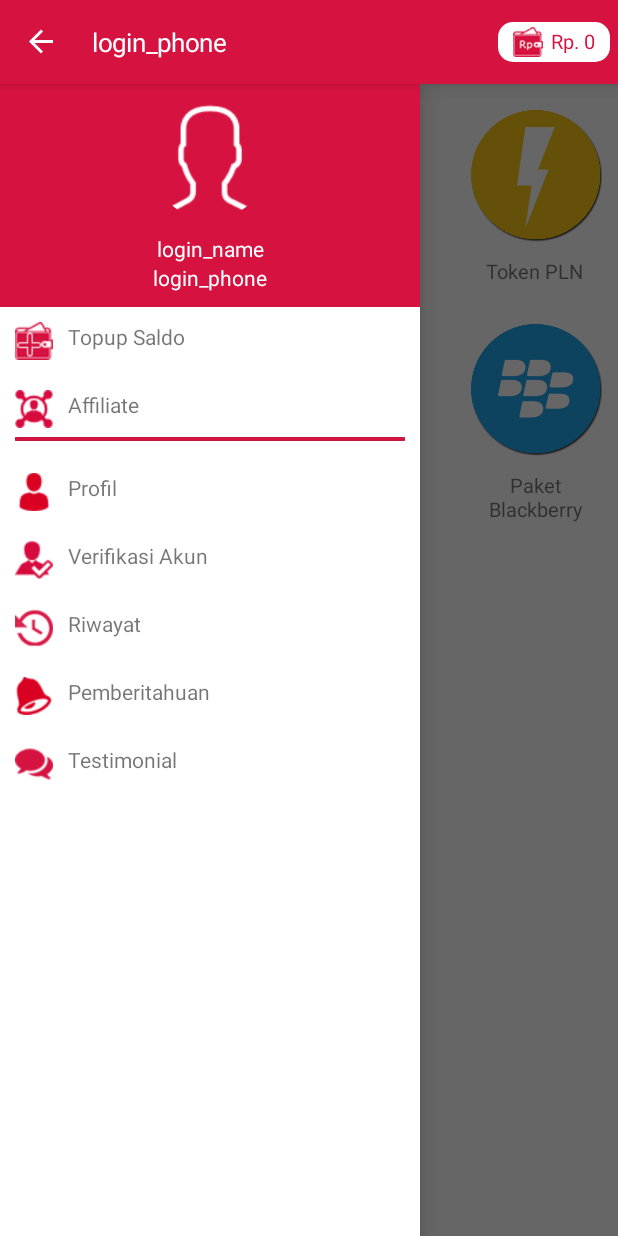
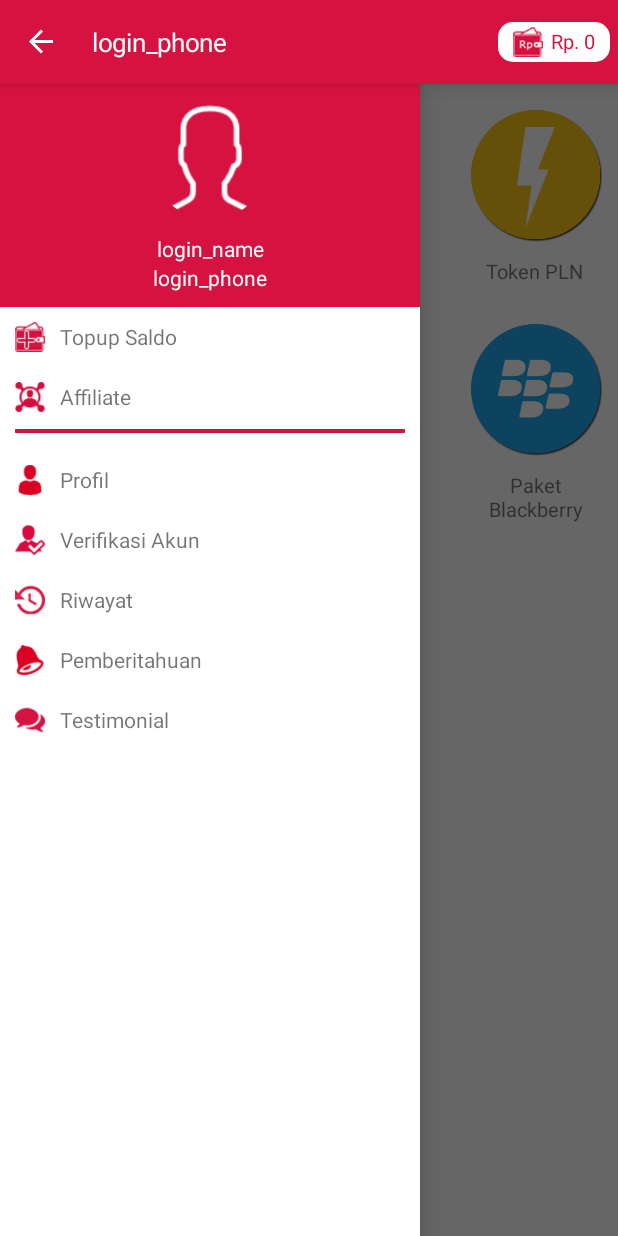
Before and after one commit to faozi07/hpulsa, an Android app: the MenuUtama screen opened directly, with no data from a screen before it, with the side drawer open, on a phone screen of 412 x 824 dp. Run offline under Robolectric (Android 15) with nearby library versions, the phone set to English and light mode, and no system bars; our stand-ins replace CircleImageView, Picasso; pictures from the network do not load; 1 statement that could not run was skipped.

```diff
--- a/app/src/main/res/layout/item_list_menu.xml
+++ b/app/src/main/res/layout/item_list_menu.xml
@@ -9,8 +9,8 @@
         android:orientation="horizontal">
         <ImageView
             android:id="@+id/imgMenu"
-            android:layout_width="45dp"
-            android:layout_height="45dp"
+            android:layout_width="40dp"
+            android:layout_height="40dp"
             android:padding="10dp"
             android:src="@drawable/ic_home"/>
         <TextView
```
